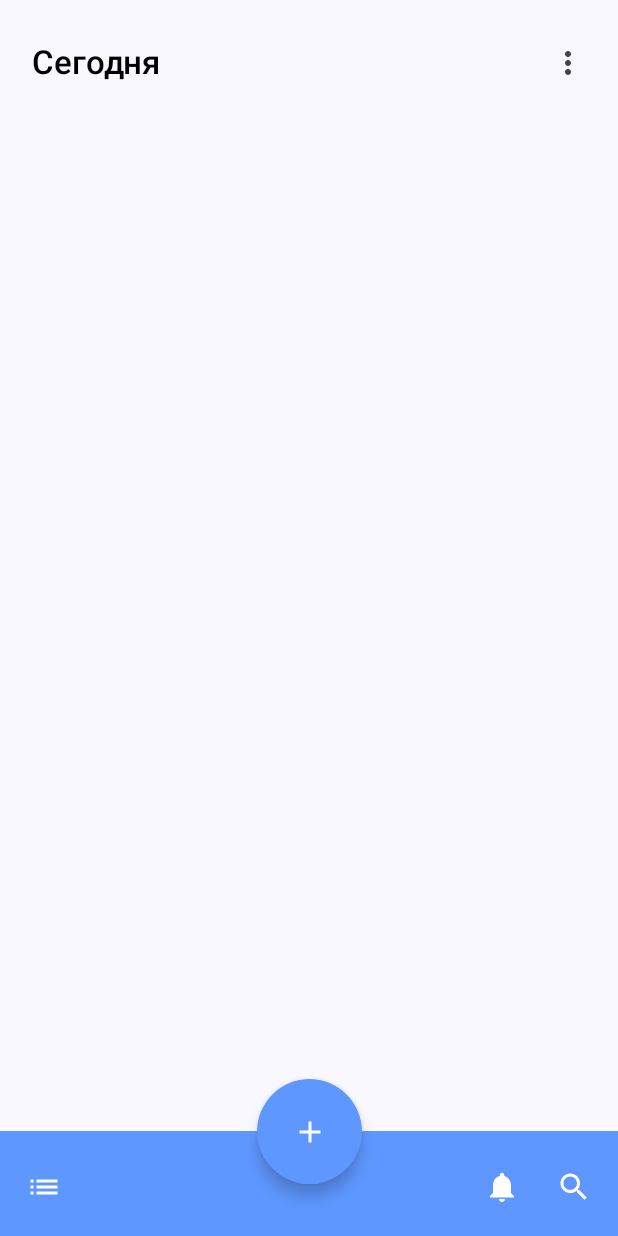
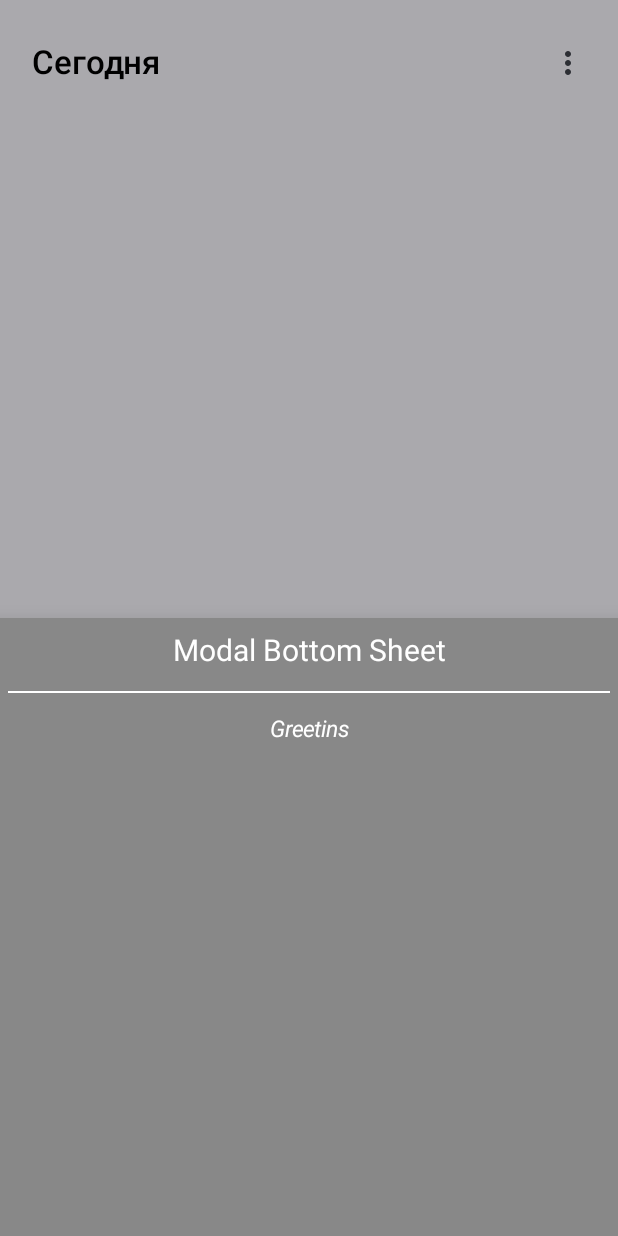
Before and after one commit to nurlan1507/task_manager_android, an Android app built with Jetpack Compose: the screen it shows after launch (MainActivity), after a tap on "Home", on a phone screen of 412 x 824 dp. Run offline under Robolectric (Android 15) with nearby library versions, the phone set to English and light mode, and no system bars; our stand-ins replace Room's generated code; 1 statement that could not run was skipped.

Commit message:
modal bottom sheet layouts

```diff
--- a/app/build.gradle
+++ b/app/build.gradle
@@ -57,6 +57,10 @@ dependencies {
     implementation 'androidx.compose.ui:ui-graphics'
     implementation 'androidx.compose.ui:ui-tooling-preview'
     implementation 'androidx.compose.material3:material3'
+
+    implementation "androidx.compose.ui:ui:1.2.0-beta02"
+    implementation "androidx.compose.material:material:1.2.0-beta02"
+
     testImplementation 'junit:junit:4.13.2'
     androidTestImplementation 'androidx.test.ext:junit:1.1.5'
     androidTestImplementation 'androidx.test.espresso:espresso-core:3.5.1'
@@ -64,6 +68,7 @@ dependencies {
     androidTestImplementation 'androidx.compose.ui:ui-test-junit4'
     debugImplementation 'androidx.compose.ui:ui-tooling'
     debugImplementation 'androidx.compose.ui:ui-test-manifest'
+
 
 
     def room_version = "2.5.1"
--- a/app/src/main/java/com/nurlan1507/task_manager_mobile/Navigation.kt
+++ b/app/src/main/java/com/nurlan1507/task_manager_mobile/Navigation.kt
@@ -1,4 +1,4 @@
-package com.nurlan1507.task_manager_mobile
+    package com.nurlan1507.task_manager_mobile
 
 import androidx.compose.runtime.Composable
 import androidx.navigation.compose.NavHost
--- /dev/null
+++ b/app/src/main/java/com/nurlan1507/task_manager_mobile/feature_tasks/presentation/BottomSheetState.kt
@@ -0,0 +1,8 @@
+package com.nurlan1507.task_manager_mobile.feature_tasks.presentation
+
+import androidx.compose.foundation.layout.ColumnScope
+import androidx.compose.runtime.Composable
+
+data class BottomSheetLayoutState (
+    val layout:@Composable (()->Unit) ={} ,
+)
--- /dev/null
+++ b/app/src/main/java/com/nurlan1507/task_manager_mobile/feature_tasks/presentation/components/BottomSheetLayout.kt
@@ -0,0 +1,89 @@
+package com.nurlan1507.task_manager_mobile.feature_tasks.presentation.components
+
+import androidx.compose.foundation.clickable
+import androidx.compose.foundation.layout.Box
+import androidx.compose.foundation.layout.Column
+import androidx.compose.foundation.layout.fillMaxSize
+import androidx.compose.foundation.layout.height
+import androidx.compose.foundation.layout.padding
+import androidx.compose.material.BottomSheetScaffold
+import androidx.compose.material.Divider
+import androidx.compose.material.ExperimentalMaterialApi
+import androidx.compose.material.Icon
+import androidx.compose.material.ModalBottomSheetLayout
+import androidx.compose.material.ModalBottomSheetState
+import androidx.compose.material.ModalBottomSheetValue
+import androidx.compose.material.Surface
+import androidx.compose.material.Text
+import androidx.compose.material.icons.Icons
+import androidx.compose.material.icons.filled.KeyboardArrowUp
+import androidx.compose.material.rememberBottomSheetState
+import androidx.compose.material.rememberModalBottomSheetState
+import androidx.compose.material3.Button
+import androidx.compose.runtime.Composable
+import androidx.compose.runtime.mutableStateOf
+import androidx.compose.runtime.rememberCoroutineScope
+import androidx.compose.runtime.saveable.rememberSaveable
+import androidx.compose.ui.Alignment
+import androidx.compose.ui.Modifier
+import androidx.compose.ui.graphics.Color
+import androidx.compose.ui.text.font.FontStyle
+import androidx.compose.ui.unit.dp
+import androidx.compose.ui.unit.sp
+import kotlinx.coroutines.launch
+
+@OptIn(ExperimentalMaterialApi::class)
+@Composable
+fun  BottomSheet(){
+    val sheetState = rememberModalBottomSheetState(
+        initialValue = ModalBottomSheetValue.Hidden,
+    )
+    val showModalSheet = rememberSaveable {
+        mutableStateOf(false)
+    }
+
+
+    ModalBottomSheetLayout(sheetState= sheetState,sheetContent = {BottomSheetContent()}) {
+            val scope = rememberCoroutineScope()
+            Box(modifier = Modifier.fillMaxSize()){
+                Icon(
+                    imageVector = Icons.Default.KeyboardArrowUp,
+                    contentDescription = "",
+                    modifier = Modifier
+                        .align(alignment = Alignment.BottomCenter)
+                        .clickable {
+                            showModalSheet.value = !showModalSheet.value
+                            scope.launch {
+                                sheetState.show()
+                            }
+                        }
+                )
+            }
+
+
+    }
+}
+
+
+
+@Composable
+fun BottomSheetContent(){
+        Column(
+            modifier = Modifier.fillMaxSize(),
+            horizontalAlignment = Alignment.CenterHorizontally) {
+            Text(
+                text = "Modal Bottom Sheet",
+                fontSize = 20.sp,
+                modifier = Modifier.padding(10.dp),
+                color = Color.White)
+            Divider(
+                modifier = Modifier.padding(5.dp),
+                color = Color.White)
+            Text(
+                text = "Greetins",
+                fontSize = 15.sp,
+                fontStyle = FontStyle.Italic,
+                color = Color.White,
+                modifier = Modifier.padding(10.dp))
+        }
+    }
--- /dev/null
+++ b/app/src/main/java/com/nurlan1507/task_manager_mobile/feature_tasks/presentation/main_screen/BottomSheetLayouts.kt
@@ -0,0 +1,9 @@
+package com.nurlan1507.task_manager_mobile.feature_tasks.presentation.main_screen
+
+enum class BottomSheetLayoutType{
+    SEARCH,NOTIFICATIONS, PROFILE, ADD_TASK
+}
+
+data class CurrentBottomSheetLayout(
+    var type:BottomSheetLayoutType?,
+)
--- a/app/src/main/java/com/nurlan1507/task_manager_mobile/feature_tasks/presentation/main_screen/MainScreen.kt
+++ b/app/src/main/java/com/nurlan1507/task_manager_mobile/feature_tasks/presentation/main_screen/MainScreen.kt
@@ -1,27 +1,92 @@
 package com.nurlan1507.task_manager_mobile.feature_tasks.presentation.main_screen
 
 import android.annotation.SuppressLint
+import android.util.Log
+import androidx.compose.foundation.layout.Box
 import androidx.compose.foundation.layout.Column
+import androidx.compose.foundation.layout.ColumnScope
+import androidx.compose.foundation.layout.defaultMinSize
 import androidx.compose.foundation.layout.fillMaxSize
+import androidx.compose.foundation.layout.height
+import androidx.compose.foundation.layout.heightIn
+import androidx.compose.foundation.layout.wrapContentHeight
+import androidx.compose.material.BottomSheetScaffold
+import androidx.compose.material.BottomSheetValue
+import androidx.compose.material.ExperimentalMaterialApi
+import androidx.compose.material.ModalBottomSheetLayout
+import androidx.compose.material.ModalBottomSheetValue
+import androidx.compose.material.rememberBottomSheetScaffoldState
+import androidx.compose.material.rememberBottomSheetState
+import androidx.compose.material.rememberModalBottomSheetState
 import androidx.compose.material3.ExperimentalMaterial3Api
 import androidx.compose.material3.ModalDrawerSheet
 import androidx.compose.material3.Scaffold
 import androidx.compose.runtime.Composable
+import androidx.compose.runtime.DisposableEffect
+import androidx.compose.runtime.LaunchedEffect
 import androidx.compose.runtime.getValue
 import androidx.compose.runtime.mutableStateOf
 import androidx.compose.runtime.remember
+import androidx.compose.runtime.rememberCoroutineScope
 import androidx.compose.runtime.setValue
 import androidx.compose.ui.Modifier
+import androidx.compose.ui.graphics.Color
+import androidx.compose.ui.unit.dp
 import androidx.navigation.NavController
+import com.nurlan1507.task_manager_mobile.feature_tasks.presentation.BottomSheetLayoutState
+import com.nurlan1507.task_manager_mobile.feature_tasks.presentation.components.BottomSheet
+import com.nurlan1507.task_manager_mobile.feature_tasks.presentation.components.BottomSheetContent
 import com.nurlan1507.task_manager_mobile.global_components.BottomNavigationBar
 import com.nurlan1507.task_manager_mobile.global_components.TopBar
 import com.nurlan1507.task_manager_mobile.utils.WindowSize
+import kotlinx.coroutines.launch
 
-@SuppressLint("UnusedMaterial3ScaffoldPaddingParameter")
-@OptIn(ExperimentalMaterial3Api::class)
+@SuppressLint("UnusedMaterial3ScaffoldPaddingParameter", "UnrememberedMutableState",
+    "CoroutineCreationDuringComposition"
+)
+@OptIn(ExperimentalMaterial3Api::class, ExperimentalMaterialApi::class)
 @Composable
 fun MainScreen(navController: NavController,windowSize: WindowSize){
-    var isBottomSheetVisible by remember{ mutableStateOf(false) }
+    var currentBottomSheetLayout by remember{mutableStateOf(CurrentBottomSheetLayout(null))}
+    val sheetState = rememberModalBottomSheetState(
+        initialValue = ModalBottomSheetValue.Hidden,
+        confirmStateChange = {
+            if(it == ModalBottomSheetValue.Hidden){
+                currentBottomSheetLayout = currentBottomSheetLayout.copy(type = null)
+            }
+            true
+        }
+    )
+    val scope = rememberCoroutineScope()
+    var bottomSheetState by remember{mutableStateOf(BottomSheetLayoutState())}
+
+
+    when(currentBottomSheetLayout.type){
+        BottomSheetLayoutType.NOTIFICATIONS ->{
+            bottomSheetState = bottomSheetState.copy(layout = {BottomSheetContent()})
+            scope.launch {
+                sheetState.show()
+            }
+        }
+        BottomSheetLayoutType.SEARCH ->{
+            Log.d("layoutChanged","ssad")
+            bottomSheetState = bottomSheetState.copy(layout = {BottomSheetContent()})
+            scope.launch {
+                sheetState.show()
+            }
+        }
+        BottomSheetLayoutType.PROFILE ->{
+            bottomSheetState = bottomSheetState.copy(layout = {BottomSheetContent()})
+            scope.launch {
+                sheetState.show()
+            }
+        }
+        else -> bottomSheetState = bottomSheetState.copy(layout = {BottomSheetContent()})
+    }
+
+    ModalBottomSheetLayout(
+        sheetBackgroundColor = Color.Gray,
+        content = {
             Scaffold(
                 modifier = Modifier.fillMaxSize(),
                 topBar = {
@@ -35,7 +100,23 @@ fun MainScreen(navController: NavController,windowSize: WindowSize){
                     }
                 },
                 bottomBar = {
-            BottomNavigationBar<String>()
+                    BottomNavigationBar(
+                        showAddTask ={currentBottomSheetLayout = currentBottomSheetLayout.copy(type = BottomSheetLayoutType.ADD_TASK)} ,
+                        showSearch = {currentBottomSheetLayout = currentBottomSheetLayout.copy(type = BottomSheetLayoutType.SEARCH)},
+                        showProfile = {currentBottomSheetLayout = currentBottomSheetLayout.copy(type = BottomSheetLayoutType.PROFILE)},
+                        showNotification = {currentBottomSheetLayout = currentBottomSheetLayout.copy(type = BottomSheetLayoutType.NOTIFICATIONS)}
+                    )
                 }
             )
+        },
+        sheetContent ={
+            Column(modifier = Modifier.heightIn(min = 1.dp)) {
+                bottomSheetState.layout()
             }
+        } ,
+        sheetState = sheetState
+        )
+
+//    BottomSheet()
+
+}
--- a/app/src/main/java/com/nurlan1507/task_manager_mobile/feature_users/presentation/sign_in/SignInScreen.kt
+++ b/app/src/main/java/com/nurlan1507/task_manager_mobile/feature_users/presentation/sign_in/SignInScreen.kt
@@ -63,7 +63,6 @@ fun SignInScreen(userViewModel: UserViewModel, window: WindowSize, navController
             navController.navigate(Screen.MainScreen.route){
                 launchSingleTop = true
             }
-            Toast.makeText(ctx, "SUccess", Toast.LENGTH_SHORT).show()
         }else if(state.apiCallResult == 400){
             Toast.makeText(ctx, "Failure", Toast.LENGTH_LONG).show()
         }else{
--- a/app/src/main/java/com/nurlan1507/task_manager_mobile/global_components/BottomBar.kt
+++ b/app/src/main/java/com/nurlan1507/task_manager_mobile/global_components/BottomBar.kt
@@ -16,6 +16,9 @@ import androidx.compose.foundation.layout.wrapContentHeight
 import androidx.compose.foundation.layout.wrapContentSize
 import androidx.compose.foundation.shape.CircleShape
 import androidx.compose.foundation.shape.RoundedCornerShape
+import androidx.compose.material.BottomSheetState
+import androidx.compose.material.ExperimentalMaterialApi
+import androidx.compose.material.ModalBottomSheetState
 import androidx.compose.material.icons.Icons
 import androidx.compose.material.icons.filled.Add
 import androidx.compose.material.icons.filled.Favorite
@@ -32,47 +35,29 @@ import androidx.compose.material3.FloatingActionButtonDefaults
 import androidx.compose.material3.Icon
 import androidx.compose.material3.IconButton
 import androidx.compose.runtime.Composable
+import androidx.compose.runtime.rememberCoroutineScope
 import androidx.compose.ui.Alignment
 import androidx.compose.ui.Modifier
 import androidx.compose.ui.graphics.Color
 import androidx.compose.ui.unit.dp
+import com.nurlan1507.task_manager_mobile.feature_tasks.presentation.main_screen.BottomSheetLayoutType
+import com.nurlan1507.task_manager_mobile.feature_tasks.presentation.main_screen.CurrentBottomSheetLayout
+import kotlinx.coroutines.launch
 
 @Composable
-fun <T> BottomNavigationBar(
-    navigationIcon: @Composable() (() -> Unit)? = null,
-    actionData: List<T> = emptyList(),
-    action: @Composable RowScope.() -> Unit = {}
+fun BottomNavigationBar(
+    showProfile:()->Unit,
+    showSearch:()->Unit,
+    showNotification:()->Unit,
+    showAddTask:()->Unit,
+
 ){
     val bottomBarHeight = 70.dp
-//    BottomAppBar(
-//        containerColor = Color(0xFF5E97FF),
-//        contentColor = Color.White,
-//        actions = {
-//            IconButton(onClick = { /* doSomething() */ }) {
-//                Icon(Icons.Filled.List, contentDescription = "Drawer")
-//            }
-//            IconButton(onClick = { /* doSomething() */ }) {
-//                Icon(
-//                    Icons.Filled.Notifications,
-//                    contentDescription = "Notifications",
-//                )
-//            }
-//        },
-//        floatingActionButton = {
-//            FloatingActionButton(
-//                modifier = Modifier.offset(y=(-19).dp),
-//                onClick = { /* do something */ },
-//                shape = CircleShape,
-//                containerColor = BottomAppBarDefaults.bottomAppBarFabColor,
-//                elevation = FloatingActionButtonDefaults.bottomAppBarFabElevation()
-//            ) {
-//                Icon(Icons.Filled.Add, "Add a task")
-//            }
-//        }
-//    )
     Box (modifier = Modifier.wrapContentSize()){
         BottomAppBar(
-            modifier = Modifier.height(bottomBarHeight).fillMaxWidth(),
+            modifier = Modifier
+                .height(bottomBarHeight)
+                .fillMaxWidth(),
             containerColor = Color(0xFF5E97FF),
             contentColor = Color.White,
         ) {
@@ -82,14 +67,14 @@ fun <T> BottomNavigationBar(
                     .padding(horizontal = 1.dp),
                 horizontalArrangement = Arrangement.SpaceBetween
             ) {
-                IconButton(onClick = { /* Handle Home click */ }) {
+                IconButton(onClick = {showProfile()}) {
                     Icon(Icons.Default.List, contentDescription = "Home")
                 }
                 Row(){
-                    IconButton(onClick = { /* Handle Settings click */ }) {
+                    IconButton(onClick = { showNotification()}) {
                         Icon(Icons.Default.Notifications, contentDescription = "Settings")
                     }
-                    IconButton(onClick = { /* Handle Settings click */ }) {
+                    IconButton(onClick = { showSearch()}) {
                         Icon(Icons.Default.Search, contentDescription = "Settings")
                     }
                 }
@@ -100,8 +85,16 @@ fun <T> BottomNavigationBar(
         FloatingActionButton(
             shape = CircleShape,
             containerColor = Color(0xFF5E97FF),
-            onClick = { /* Handle FloatingActionButton click */ },
-            modifier = Modifier.align(Alignment.BottomCenter).size(70.dp).offset(y = -(bottomBarHeight/2)).border(width = 6.dp, color = Color.Transparent, shape = RoundedCornerShape(bottomBarHeight/2))
+            onClick = { showAddTask() },
+            modifier = Modifier
+                .align(Alignment.BottomCenter)
+                .size(70.dp)
+                .offset(y = -(bottomBarHeight / 2))
+                .border(
+                    width = 6.dp,
+                    color = Color.Transparent,
+                    shape = RoundedCornerShape(bottomBarHeight / 2)
+                )
         ) {
             Icon(Icons.Default.Add, contentDescription = "Add", tint = Color.White )
         }
```
Lines whose indentation alone changed are shown as unchanged.
